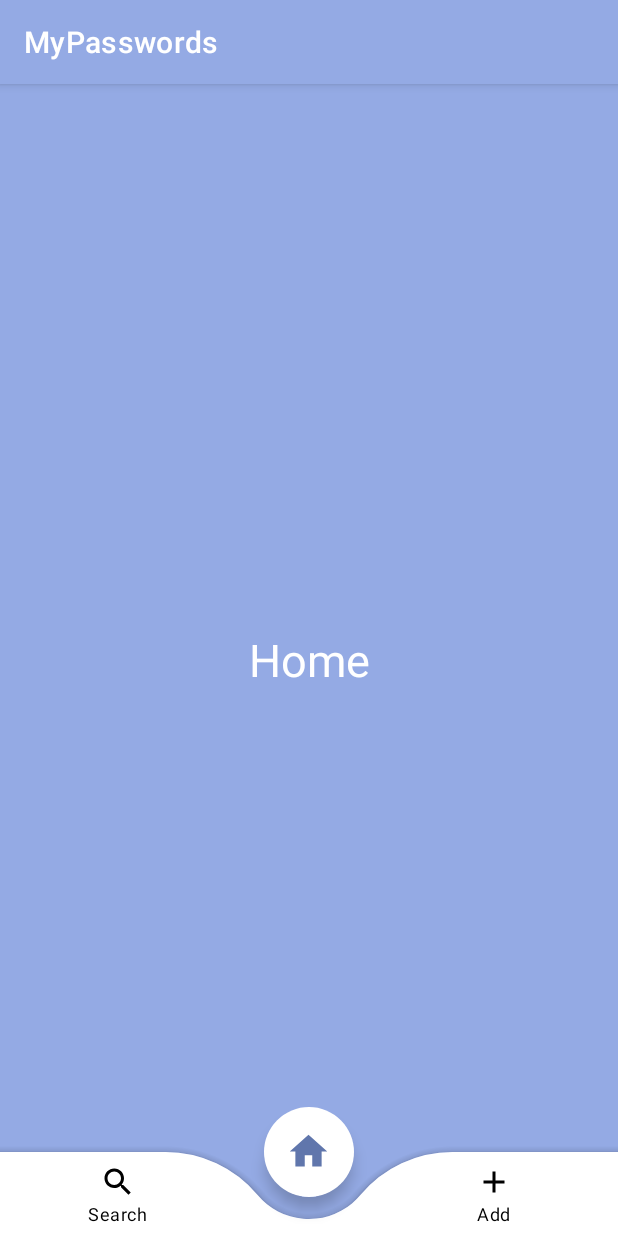
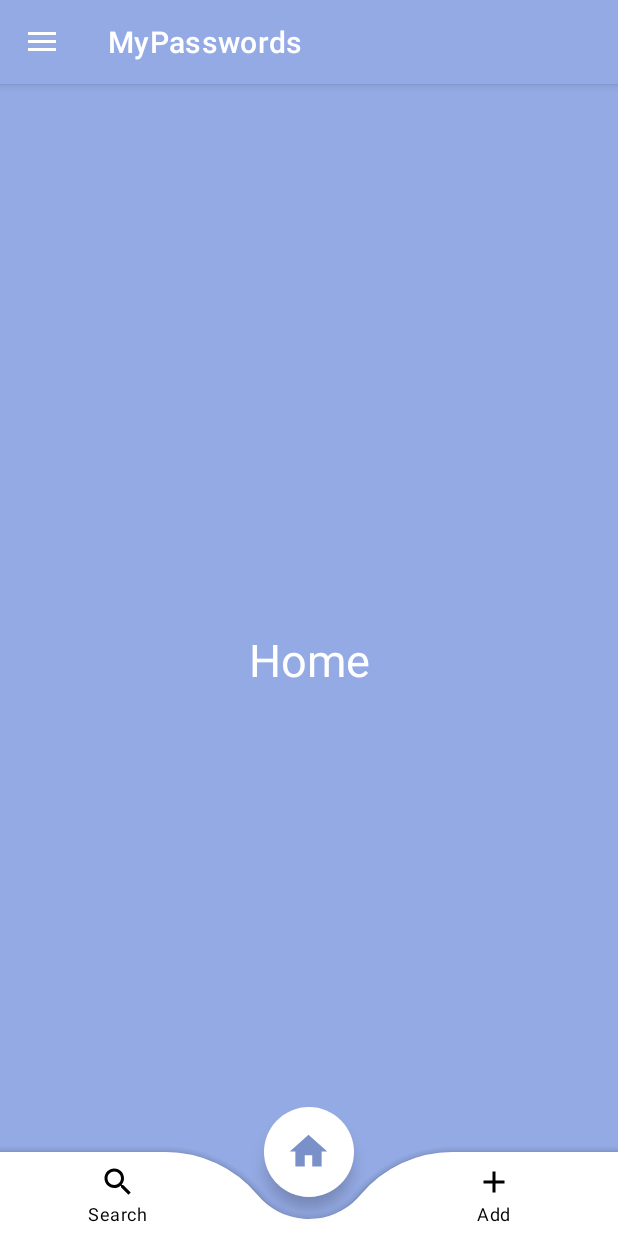
Before and after one commit to Bregaa/MyPasswordsAndroidApp, an Android app: the screen it shows after launch (MainActivity), on a phone screen of 412 x 824 dp. Run offline under Robolectric (Android 15) with nearby library versions, the phone set to English and light mode, and no system bars.

Commit message:
Added design of the drawer side menu

```diff
--- a/app/src/main/java/it/matteobreganni/mypasswords/ui/MainActivity.java
+++ b/app/src/main/java/it/matteobreganni/mypasswords/ui/MainActivity.java
@@ -1,6 +1,9 @@
 package it.matteobreganni.mypasswords.ui;
 
+import androidx.annotation.NonNull;
+import androidx.appcompat.app.ActionBarDrawerToggle;
 import androidx.appcompat.app.AppCompatActivity;
+import androidx.core.view.GravityCompat;
 import androidx.fragment.app.Fragment;
 import androidx.fragment.app.FragmentManager;
 import androidx.fragment.app.FragmentTransaction;
@@ -9,14 +12,18 @@ import android.content.res.ColorStateList;
 import android.graphics.PorterDuff;
 import android.os.Bundle;
 import android.util.Log;
+import android.view.MenuItem;
 import android.view.View;
+
+import com.google.android.material.navigation.NavigationView;
 
 import it.matteobreganni.mypasswords.R;
 import it.matteobreganni.mypasswords.databinding.ActivityMainBinding;
 
 public class MainActivity extends AppCompatActivity {
 
-    ActivityMainBinding binding;
+    private ActivityMainBinding binding;
+    private ActionBarDrawerToggle toggle;
 
     @Override
     protected void onCreate(Bundle savedInstanceState) {
@@ -24,10 +31,30 @@ public class MainActivity extends AppCompatActivity {
         binding = ActivityMainBinding.inflate(getLayoutInflater());
         setContentView(binding.getRoot());
 
-        replaceFragment(new HomeFragment());
-        binding.bottomNavigationView.setSelectedItemId(R.id.home);
+        /*Setting default stuff*/
+        replaceFragment(new HomeFragment());    // Set the default fragment
+        binding.drawerNavigationView.getMenu().getItem(0).setChecked(true);; // Set the default selected item of the drawer menu
+        binding.bottomNavigationView.setSelectedItemId(R.id.home);  // Set the default selected item of the bottom menu
         binding.bottomNavigationView.setBackground(null);
 
+        /*Drawer menu initializations*/
+        toggle = new ActionBarDrawerToggle(this, binding.drawerLayout, R.string.navigation_drawer_open, R.string.navigation_drawer_close);  // Links drawer to the action bar
+        binding.drawerLayout.addDrawerListener(toggle); // Toggle will handle the interactions between action bar and drawer
+        toggle.syncState(); // Syncs the action bar icon to the state of the drawer
+        getSupportActionBar().setDisplayHomeAsUpEnabled(true);  // Enables the icon to open the drawer
+
+        // Handles the drawer menu item selections
+        binding.drawerNavigationView.setNavigationItemSelectedListener(new NavigationView.OnNavigationItemSelectedListener() {
+            @Override
+            public boolean onNavigationItemSelected(@NonNull MenuItem item) {
+                int id = item.getItemId();
+                // TODO: if needed
+                binding.drawerLayout.closeDrawer(GravityCompat.START);
+                return true;
+            }
+        });
+
+        // Handles the bottom menu item selections
         binding.bottomNavigationView.setOnItemSelectedListener(item -> {
             switch (item.getItemId()){
                 case R.id.add:
@@ -45,10 +72,8 @@ public class MainActivity extends AppCompatActivity {
                     changeFabColor(true);
                     break;
             }
-
             return true;
         });
-
         binding.homeFabButton.setOnClickListener(new View.OnClickListener() {
             @Override
             public void onClick(View v) {
@@ -57,6 +82,16 @@ public class MainActivity extends AppCompatActivity {
         });
     }
 
+    // Handles the opening of the drawer menu
+    @Override
+    public boolean onOptionsItemSelected(@NonNull MenuItem item) {
+        if (toggle.onOptionsItemSelected(item)) {
+            return true;
+        }
+        return super.onOptionsItemSelected(item);
+    }
+
+    // Replaces the fragment
     private void replaceFragment(Fragment fragment){
         FragmentManager fragmentManager = getSupportFragmentManager();
         FragmentTransaction fragmentTransaction = fragmentManager.beginTransaction();
@@ -64,13 +99,14 @@ public class MainActivity extends AppCompatActivity {
         fragmentTransaction.commit();
     }
 
+    // Changes the color of the fab's drawable when selected / not selected, to be in sync with the bottom menu
     private void changeFabColor(boolean isHomeSelected) {
         if (isHomeSelected) {
             //binding.homeFabButton.getDrawable().setTint(getResources().getColor(R.color.primary, getTheme()));
-            binding.homeFabButton.setImageTintList(ColorStateList.valueOf(getResources().getColor(R.color.primaryVariant, getTheme())));
+            binding.homeFabButton.setImageTintList(ColorStateList.valueOf(getResources().getColor(R.color.bottomMenuSelectedItem, getTheme())));
         } else {
             //binding.homeFabButton.setColorFilter(R.color.black, PorterDuff.Mode.SRC_IN);
-            binding.homeFabButton.setImageTintList(ColorStateList.valueOf(getResources().getColor(R.color.textMenu, getTheme())));
+            binding.homeFabButton.setImageTintList(ColorStateList.valueOf(getResources().getColor(R.color.bottomMenuUnselectedItem, getTheme())));
         }
     }
 }
--- /dev/null
+++ b/app/src/main/res/color/bottom_menu_colors.xml
@@ -0,0 +1,5 @@
+<?xml version="1.0" encoding="utf-8"?>
+<selector xmlns:android="http://schemas.android.com/apk/res/android">
+    <item android:color="@color/bottomMenuSelectedItem" android:state_checked="true" />
+    <item android:color="@color/bottomMenuUnselectedItem" />
+</selector>
--- /dev/null
+++ b/app/src/main/res/color/drawer_menu_text_colors.xml
@@ -0,0 +1,5 @@
+<?xml version="1.0" encoding="utf-8"?>
+<selector xmlns:android="http://schemas.android.com/apk/res/android">
+    <item android:color="@color/drawerMenuSelectedText" android:state_checked="true"/>
+    <item android:color="@color/drawerMenuUnselectedText"/>
+</selector>
--- a/app/src/main/res/color/menu_color_select.xml
+++ /dev/null
@@ -1,5 +0,0 @@
-<?xml version="1.0" encoding="utf-8"?>
-<selector xmlns:android="http://schemas.android.com/apk/res/android">
-    <item android:color="@color/primaryVariant" android:state_checked="true" />
-    <item android:color="@color/textMenu" />
-</selector>
--- a/app/src/main/res/layout/activity_main.xml
+++ b/app/src/main/res/layout/activity_main.xml
@@ -1,15 +1,21 @@
 <?xml version="1.0" encoding="utf-8"?>
-<androidx.coordinatorlayout.widget.CoordinatorLayout xmlns:android="http://schemas.android.com/apk/res/android"
+<androidx.drawerlayout.widget.DrawerLayout
+    xmlns:android="http://schemas.android.com/apk/res/android"
     xmlns:app="http://schemas.android.com/apk/res-auto"
     xmlns:tools="http://schemas.android.com/tools"
+    android:id="@+id/drawer_layout"
     android:layout_width="match_parent"
     android:layout_height="match_parent"
     tools:context=".ui.MainActivity">
 
+    <androidx.coordinatorlayout.widget.CoordinatorLayout
+        android:layout_width="match_parent"
+        android:layout_height="match_parent">
+
         <FrameLayout
+            android:id="@+id/frame_layout"
             android:layout_width="match_parent"
-        android:layout_height="match_parent"
-        android:id="@+id/frame_layout"/>
+            android:layout_height="match_parent"/>
 
         <com.google.android.material.bottomappbar.BottomAppBar
             android:id="@+id/bottomAppBar"
@@ -17,7 +23,7 @@
             android:layout_height="wrap_content"
             android:layout_gravity="bottom"
             android:background="@color/primary"
-        app:backgroundTint="@color/backgroundMenu"
+            app:backgroundTint="@color/bottomMenuBackground"
             app:fabCradleMargin="15dp"
             app:fabCradleRoundedCornerRadius="80dp"
             app:fabCradleVerticalOffset="0dp">
@@ -28,8 +34,8 @@
                 android:layout_height="wrap_content"
                 android:layout_marginEnd="20dp"
                 android:background="@android:color/transparent"
-            app:itemIconTint="@color/menu_color_select"
-            app:itemTextColor="@color/menu_color_select"
+                app:itemIconTint="@color/bottom_menu_colors"
+                app:itemTextColor="@color/bottom_menu_colors"
                 app:labelVisibilityMode="labeled"
                 app:menu="@menu/bottom_menu" />
 
@@ -39,12 +45,26 @@
             android:id="@+id/homeFabButton"
             android:layout_width="wrap_content"
             android:layout_height="wrap_content"
-        android:backgroundTint="@color/backgroundMenu"
+            android:backgroundTint="@color/bottomMenuBackground"
             android:src="@drawable/ic_baseline_home_24"
             app:borderWidth="0dp"
             app:fabCustomSize="60dp"
             app:layout_anchor="@id/bottomAppBar"
             app:maxImageSize="30dp"
-        app:tint="@color/primaryVariant" />
+            app:tint="@color/bottomMenuSelectedItem" />
 
     </androidx.coordinatorlayout.widget.CoordinatorLayout>
+
+    <com.google.android.material.navigation.NavigationView
+        android:id="@+id/drawerNavigationView"
+        android:layout_width="wrap_content"
+        android:layout_height="match_parent"
+        android:layout_gravity="start"
+        android:background="@color/drawerMenuBackground"
+        app:itemTextColor="@color/drawer_menu_text_colors"
+        app:menu="@menu/drawer_menu"
+        app:theme="@style/DrawerMenuSelectedItemBackground"
+        app:itemShapeAppearanceOverlay="@style/DrawerMenuRoundedItems"
+        app:headerLayout="@layout/drawer_menu_header"/>
+
+</androidx.drawerlayout.widget.DrawerLayout>
--- /dev/null
+++ b/app/src/main/res/menu/drawer_menu.xml
@@ -0,0 +1,14 @@
+<?xml version="1.0" encoding="utf-8"?>
+<menu xmlns:android="http://schemas.android.com/apk/res/android">
+    <group android:checkableBehavior="single">
+        <item
+            android:id="@+id/nav_home"
+            android:title="Home"/>
+        <item
+            android:id="@+id/nav_gallery"
+            android:title="Gallery"/>
+        <item
+            android:id="@+id/nav_slideshow"
+            android:title="Slideshow"/>
+    </group>
+</menu>
--- a/app/src/main/res/values-night/colors.xml
+++ b/app/src/main/res/values-night/colors.xml
@@ -3,12 +3,24 @@
     <color name="black">#FF000000</color>
     <color name="white">#FFFFFFFF</color>
 
+    <!--General use colors-->
     <color name="primary">@android:color/system_accent1_900</color>
-    <color name="primaryVariant">@android:color/system_accent1_400</color>
+    <color name="primaryVariant">@android:color/system_accent1_600</color>
     <color name="secondary">@android:color/system_accent2_900</color>
     <color name="secondaryVariant">@android:color/system_accent2_400</color>
-    <color name="textMenu">#FFFFFFFF</color>
-    <color name="backgroundMenu">#131313</color>
     <color name="backgroundFragment">@android:color/system_neutral1_1000</color>
 
+    <!--Bottom menu colors-->
+    <color name="bottomMenuBackground">#131313</color>
+    <color name="bottomMenuSelectedItem">@android:color/system_accent1_400</color>
+    <color name="bottomMenuUnselectedItem">#FFFFFFFF</color>
+
+    <!--Drawer side menu colors-->
+    <color name="drawerMenuSelectedItemBackground">@android:color/system_accent1_300</color>
+    <color name="drawerMenuSelectedText">@android:color/system_accent1_300</color>
+    <color name="drawerMenuUnselectedItemBackground">#FF000000</color>
+    <color name="drawerMenuUnselectedText">#FFFFFFFF</color>
+    <color name="drawerMenuItemSelectedBackground">@android:color/system_accent1_100</color>
+    <color name="drawerMenuBackground">#131313</color>
+    <color name="drawerMenuHeader">@android:color/system_accent1_600</color>
 </resources>
--- a/app/src/main/res/values-night/themes.xml
+++ b/app/src/main/res/values-night/themes.xml
@@ -10,7 +10,7 @@
         <item name="colorSecondaryVariant">@color/secondaryVariant</item>
         <item name="colorOnSecondary">@color/black</item>
         <!-- Status bar color. -->
-        <item name="android:statusBarColor">@color/backgroundMenu</item>
+        <item name="android:statusBarColor">@color/bottomMenuBackground</item>
         <!-- Customize your theme here. -->
     </style>
 </resources>
--- a/app/src/main/res/values/colors.xml
+++ b/app/src/main/res/values/colors.xml
@@ -3,11 +3,24 @@
     <color name="black">#FF000000</color>
     <color name="white">#FFFFFFFF</color>
 
+    <!--General use colors-->
     <color name="primary">@android:color/system_accent1_300</color>
     <color name="primaryVariant">@android:color/system_accent1_500</color>
     <color name="secondary">@android:color/system_accent2_300</color>
     <color name="secondaryVariant">@android:color/system_accent2_500</color>
-    <color name="textMenu">#FF000000</color>
-    <color name="backgroundMenu">#FFFFFFFF</color>
     <color name="backgroundFragment">@android:color/system_accent1_300</color>
-</resources>
+
+    <!--Bottom menu colors-->
+    <color name="bottomMenuBackground">#FFFFFFFF</color>
+    <color name="bottomMenuSelectedItem">@android:color/system_accent1_400</color>
+    <color name="bottomMenuUnselectedItem">#FF000000</color>
+
+    <!--Drawer side menu colors-->
+    <color name="drawerMenuSelectedItemBackground">@android:color/system_accent1_300</color>
+    <color name="drawerMenuSelectedText">@android:color/system_accent1_300</color>
+    <color name="drawerMenuUnselectedItemBackground">#F1F1F1</color>
+    <color name="drawerMenuUnselectedText">#FF000000</color>
+    <color name="drawerMenuItemSelectedBackground">@android:color/system_accent1_300</color>
+    <color name="drawerMenuBackground">#FFFFFFFF</color>
+    <color name="drawerMenuHeader">@android:color/system_accent1_300</color>
+    </resources>
--- a/app/src/main/res/values/strings.xml
+++ b/app/src/main/res/values/strings.xml
@@ -1,5 +1,5 @@
 <resources>
     <string name="app_name">MyPasswords</string>
-    <!-- TODO: Remove or change this placeholder text -->
-    <string name="hello_blank_fragment">Hello blank fragment</string>
+    <string name="navigation_drawer_open">Open Navigation Drawer</string>
+    <string name="navigation_drawer_close">Close Navigation Drawer</string>
 </resources>
--- /dev/null
+++ b/app/src/main/res/values/styles.xml
@@ -0,0 +1,13 @@
+<?xml version="1.0" encoding="utf-8"?>
+<resources>
+    <!--Style to make the drawer menu's items rounded-->
+    <style name="DrawerMenuRoundedItems" parent="">
+        <item name="cornerFamily">rounded</item>
+        <item name="cornerSize">15dp</item>
+    </style>
+
+    <!--Style to change the drawer menu's selected item background-->
+    <style name="DrawerMenuSelectedItemBackground">
+        <item name="colorPrimary">@color/drawerMenuItemSelectedBackground</item>
+    </style>
+</resources>
--- a/app/src/main/res/values/themes.xml
+++ b/app/src/main/res/values/themes.xml
@@ -13,4 +13,5 @@
         <item name="android:statusBarColor">@color/backgroundFragment</item>
         <!-- Customize your theme here. -->
     </style>
+
 </resources>
```
Also changed, not shown: app/src/main/res/drawable/drawer_header_background_tint.xml (added, +8 -0 lines), app/src/main/res/layout/drawer_menu_header.xml (added, +23 -0 lines), app/src/main/res/drawable/drawer_header_background.png (added). Lines whose indentation alone changed are shown as unchanged.
